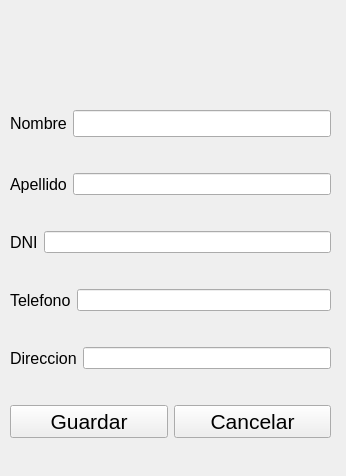
Above: interfas/alta_baja.ui from AsmisAlan/TrabajoFinal before the change. Below: the same form after it.
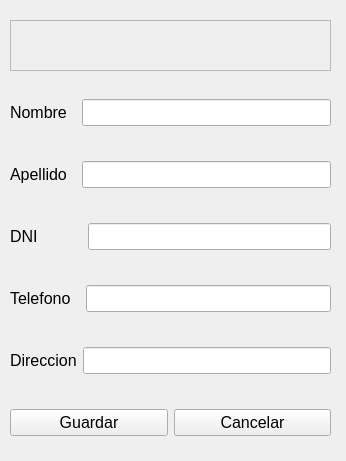
That is the form after the change.

```diff
--- a/interfas/alta_baja.ui
+++ b/interfas/alta_baja.ui
@@ -10,7 +10,7 @@
     <x>0</x>
     <y>0</y>
     <width>346</width>
-    <height>476</height>
+    <height>461</height>
    </rect>
   </property>
   <property name="windowTitle">
@@ -21,7 +21,7 @@
     <rect>
      <x>10</x>
      <y>20</y>
-     <width>311</width>
+     <width>321</width>
      <height>51</height>
     </rect>
    </property>
@@ -31,6 +31,9 @@
      <pointsize>16</pointsize>
     </font>
    </property>
+   <property name="frameShape">
+    <enum>QFrame::StyledPanel</enum>
+   </property>
    <property name="text">
     <string/>
    </property>
@@ -38,13 +41,13 @@
     <set>Qt::AlignCenter</set>
    </property>
   </widget>
-  <widget class="QWidget" name="">
+  <widget class="QWidget" name="layoutWidget">
    <property name="geometry">
     <rect>
      <x>10</x>
-     <y>80</y>
+     <y>70</y>
      <width>321</width>
-     <height>391</height>
+     <height>401</height>
     </rect>
    </property>
    <layout class="QVBoxLayout" name="verticalLayout">
@@ -59,7 +62,7 @@
          </font>
         </property>
         <property name="text">
-         <string>Nombre</string>
+         <string>Nombre  </string>
         </property>
         <property name="textFormat">
          <enum>Qt::AutoText</enum>
@@ -89,12 +92,19 @@
          </font>
         </property>
         <property name="text">
-         <string>Apellido</string>
+         <string>Apellido  </string>
         </property>
        </widget>
       </item>
       <item>
-       <widget class="QLineEdit" name="linea_apellido"/>
+       <widget class="QLineEdit" name="linea_apellido">
+        <property name="font">
+         <font>
+          <family>Arial</family>
+          <pointsize>12</pointsize>
+         </font>
+        </property>
+       </widget>
       </item>
      </layout>
     </item>
@@ -109,12 +119,19 @@
          </font>
         </property>
         <property name="text">
-         <string>DNI</string>
+         <string>DNI          </string>
         </property>
        </widget>
       </item>
       <item>
-       <widget class="QLineEdit" name="linea_dni"/>
+       <widget class="QLineEdit" name="linea_dni">
+        <property name="font">
+         <font>
+          <family>Arial</family>
+          <pointsize>12</pointsize>
+         </font>
+        </property>
+       </widget>
       </item>
      </layout>
     </item>
@@ -129,12 +146,19 @@
          </font>
         </property>
         <property name="text">
-         <string>Telefono</string>
+         <string>Telefono  </string>
         </property>
        </widget>
       </item>
       <item>
-       <widget class="QLineEdit" name="linea_telefono"/>
+       <widget class="QLineEdit" name="linea_telefono">
+        <property name="font">
+         <font>
+          <family>Arial</family>
+          <pointsize>12</pointsize>
+         </font>
+        </property>
+       </widget>
       </item>
      </layout>
     </item>
@@ -154,7 +178,14 @@
        </widget>
       </item>
       <item>
-       <widget class="QLineEdit" name="linea_direccion"/>
+       <widget class="QLineEdit" name="linea_direccion">
+        <property name="font">
+         <font>
+          <family>Arial</family>
+          <pointsize>12</pointsize>
+         </font>
+        </property>
+       </widget>
       </item>
      </layout>
     </item>
@@ -165,7 +196,7 @@
         <property name="font">
          <font>
           <family>Arial</family>
-          <pointsize>16</pointsize>
+          <pointsize>12</pointsize>
          </font>
         </property>
         <property name="text">
@@ -178,7 +209,7 @@
         <property name="font">
          <font>
           <family>Arial</family>
-          <pointsize>16</pointsize>
+          <pointsize>12</pointsize>
          </font>
         </property>
         <property name="text">
```
Left out of the diff: 14 changed lines with no effect on the pictures.
